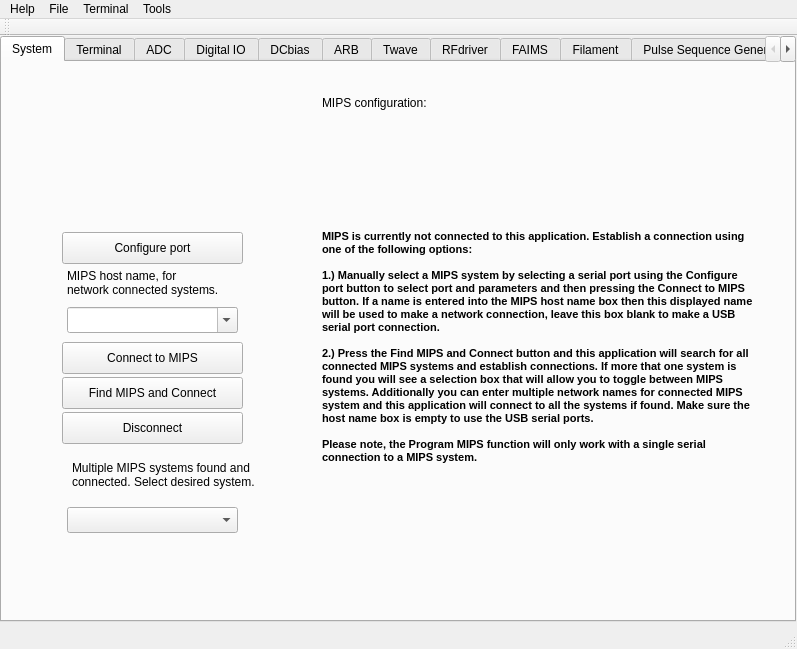
This is mips.ui in MOBILionSystems/MIPS-app-MOBILion as Qt 5 draws it before an edit. The edited form follows.
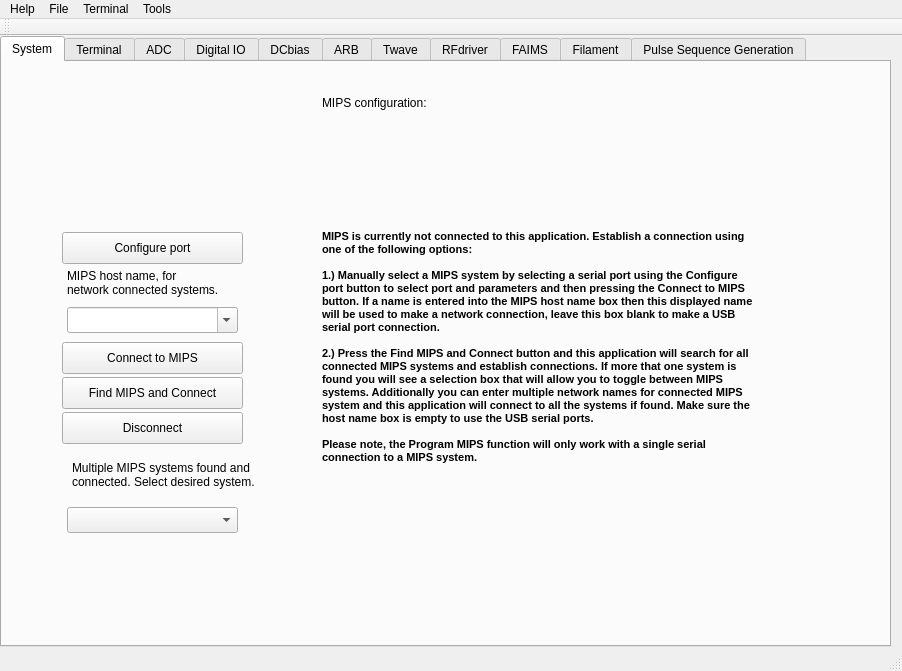
This is the edited form. Icons and pictures are not drawn. Custom widgets are drawn as their Qt base class.

Commit message: Resized windows and add debug message

```diff
--- a/mips.ui
+++ b/mips.ui
@@ -6,8 +6,8 @@
    <rect>
     <x>0</x>
     <y>0</y>
-    <width>797</width>
-    <height>649</height>
+    <width>902</width>
+    <height>671</height>
    </rect>
   </property>
   <property name="windowTitle">
@@ -19,8 +19,8 @@
      <rect>
       <x>0</x>
       <y>0</y>
-      <width>796</width>
-      <height>586</height>
+      <width>891</width>
+      <height>611</height>
      </rect>
     </property>
     <property name="tabShape">
@@ -8085,8 +8085,8 @@
     <rect>
      <x>0</x>
      <y>0</y>
-     <width>797</width>
-     <height>22</height>
+     <width>902</width>
+     <height>21</height>
     </rect>
    </property>
    <widget class="QMenu" name="menuAbout">
```
Left out of the diff: 2 changed lines with no effect on the pictures. The commit also changes 4 other files.
